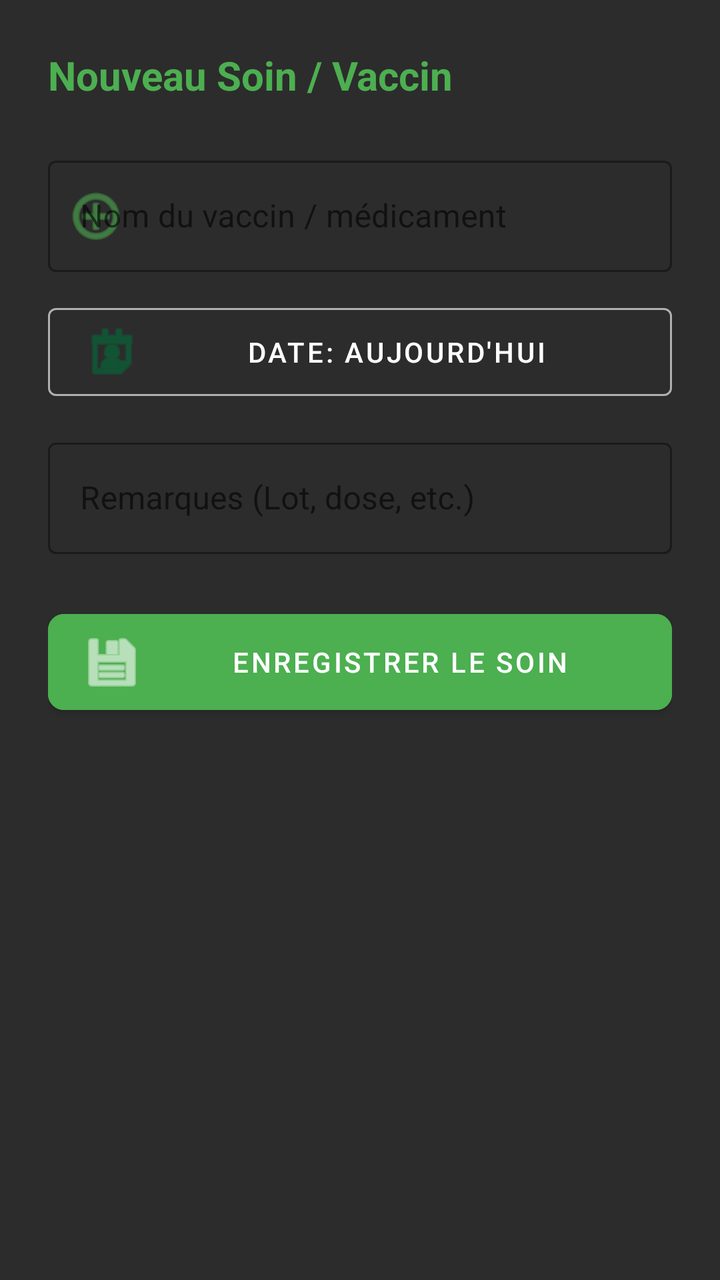
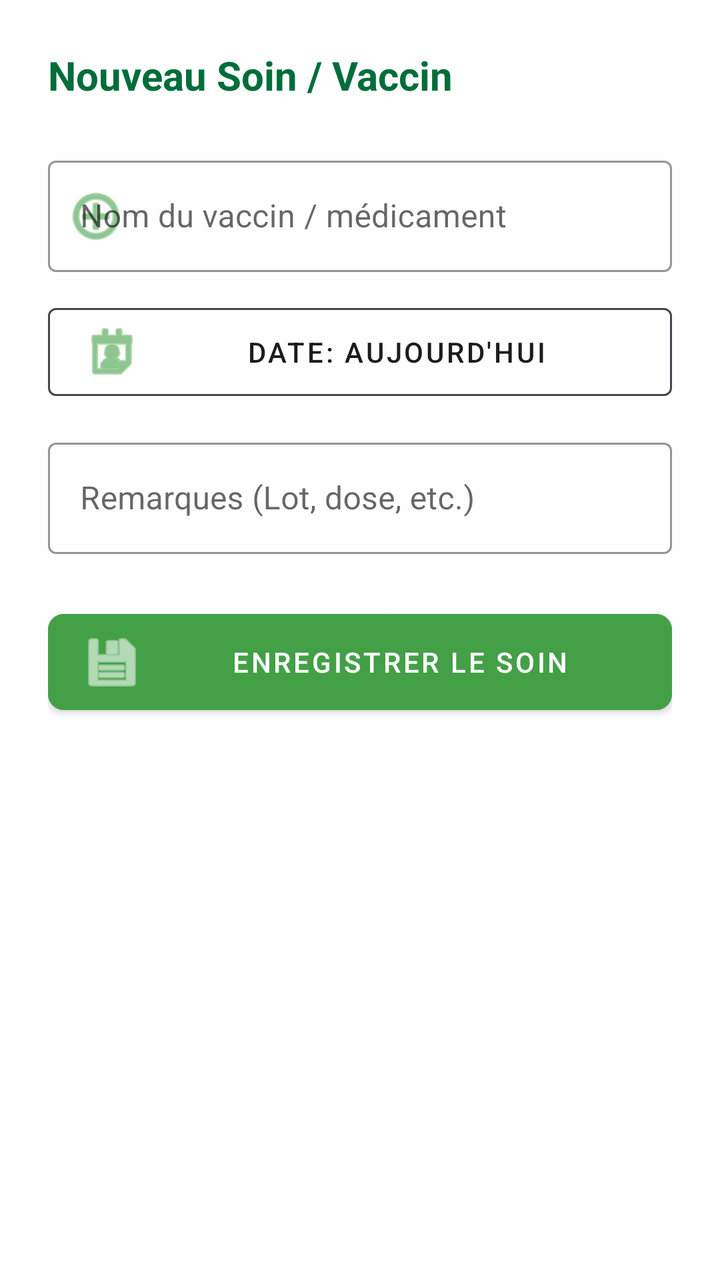

An Android layout rendered at two revisions. The XML below is the earlier revision; the diff shows what the commit changed to produce the second picture.
<!-- AndroidManifest.xml: application theme Theme.Poulailler_copilot -->
<!-- res/layout/dialog_add_vaccine.xml -->
<?xml version="1.0" encoding="utf-8"?>
<LinearLayout xmlns:android="http://schemas.android.com/apk/res/android"
    xmlns:app="http://schemas.android.com/apk/res-auto"
    android:layout_width="match_parent"
    android:layout_height="wrap_content"
    android:orientation="vertical"
    android:padding="24dp"
    android:background="#2C2C2C">

    <TextView
        android:layout_width="match_parent"
        android:layout_height="wrap_content"
        android:text="Nouveau Soin / Vaccin"
        android:textColor="#4CAF50"
        android:textSize="20sp"
        android:textStyle="bold"
        android:layout_marginBottom="24dp"/>

    <com.google.android.material.textfield.TextInputLayout
        android:layout_width="match_parent"
        android:layout_height="wrap_content"
        android:hint="Nom du vaccin / médicament"
        style="@style/Widget.MaterialComponents.TextInputLayout.OutlinedBox"
        android:layout_marginBottom="12dp"
        app:hintTextColor="#B0B0B0"
        app:boxStrokeColor="#4CAF50"
        app:startIconDrawable="@android:drawable/ic_menu_add"
        app:startIconTint="#4CAF50">
        <com.google.android.material.textfield.TextInputEditText
            android:id="@+id/etVaccineName"
            android:layout_width="match_parent"
            android:layout_height="wrap_content"
            android:textColor="@color/white" />
    </com.google.android.material.textfield.TextInputLayout>

    <com.google.android.material.button.MaterialButton
        android:id="@+id/btnSelectDate"
        android:layout_width="match_parent"
        android:layout_height="56dp"
        android:text="Date: Aujourd'hui"
        style="@style/Widget.MaterialComponents.Button.OutlinedButton"
        android:textColor="@color/white"
        app:strokeColor="#B0B0B0"
        app:icon="@android:drawable/ic_menu_my_calendar"
        android:layout_marginBottom="12dp"/>

    <com.google.android.material.textfield.TextInputLayout
        android:layout_width="match_parent"
        android:layout_height="wrap_content"
        android:hint="Remarques (Lot, dose, etc.)"
        style="@style/Widget.MaterialComponents.TextInputLayout.OutlinedBox"
        android:layout_marginBottom="24dp"
        app:hintTextColor="#B0B0B0"
        app:boxStrokeColor="#4CAF50">
        <com.google.android.material.textfield.TextInputEditText
            android:id="@+id/etRemarks"
            android:layout_width="match_parent"
            android:layout_height="wrap_content"
            android:textColor="@color/white" />
    </com.google.android.material.textfield.TextInputLayout>

    <com.google.android.material.button.MaterialButton
        android:id="@+id/btnSaveVaccine"
        android:layout_width="match_parent"
        android:layout_height="60dp"
        android:text="ENREGISTRER LE SOIN"
        android:backgroundTint="#4CAF50"
        android:textColor="@color/white"
        app:cornerRadius="8dp"
        app:icon="@android:drawable/ic_menu_save"/>
</LinearLayout>
<!-- resources referenced by this layout -->
<resources>
  <color name="white">#FFFFFFFF</color>
  <style name="Theme.Poulailler_copilot" parent="Theme.MaterialComponents.DayNight.NoActionBar">
          
          <item name="colorPrimary">@color/primary</item>
          <item name="colorPrimaryVariant">@color/primary_variant</item>
          <item name="colorOnPrimary">@color/white</item>
  
          
          <item name="colorSecondary">@color/secondary</item>
          <item name="colorSecondaryVariant">@color/secondary_variant</item>
          <item name="colorOnSecondary">@color/white</item>
  
          
          <item name="android:windowBackground">@color/background</item>
          <item name="backgroundColor">@color/background</item>
  
          
          <item name="android:statusBarColor">?attr/colorPrimaryVariant</item>
  
          
          <item name="materialCardViewStyle">@style/Widget.App.CardView</item>
          <item name="shapeAppearanceLargeComponent">@style/ShapeAppearance.App.LargeComponent</item>
      </style>
  <color name="primary">#006D3A</color>
  <color name="primary_variant">#004D22</color>
  <color name="secondary">#43A047</color>
  <color name="secondary_variant">#2E7D32</color>
  <color name="background">@color/off_white</color>
  <style name="Widget.App.CardView" parent="Widget.MaterialComponents.CardView">
          <item name="cardElevation">2dp</item>
          <item name="cardCornerRadius">16dp</item>
          <item name="cardBackgroundColor">@color/surface</item>
          <item name="strokeWidth">0dp</item>
      </style>
  <style name="ShapeAppearance.App.LargeComponent" parent="ShapeAppearance.MaterialComponents.LargeComponent">
          <item name="cornerFamily">rounded</item>
          <item name="cornerSize">16dp</item>
      </style>
  <color name="off_white">#F8F9FA</color>
  <color name="surface">#FFFFFF</color>
</resources>

<!-- the commit's change to res/layout/dialog_add_vaccine.xml (unified diff, before → after) -->
@@ -5,13 +5,13 @@
     android:layout_height="wrap_content"
     android:orientation="vertical"
     android:padding="24dp"
-    android:background="#2C2C2C">
+    android:background="#E6FFFFFF">
 
     <TextView
         android:layout_width="match_parent"
         android:layout_height="wrap_content"
         android:text="Nouveau Soin / Vaccin"
-        android:textColor="#4CAF50"
+        android:textColor="@color/primary"
         android:textSize="20sp"
         android:textStyle="bold"
         android:layout_marginBottom="24dp"/>
@@ -22,15 +22,15 @@
         android:hint="Nom du vaccin / médicament"
         style="@style/Widget.MaterialComponents.TextInputLayout.OutlinedBox"
         android:layout_marginBottom="12dp"
-        app:hintTextColor="#B0B0B0"
-        app:boxStrokeColor="#4CAF50"
+        app:hintTextColor="@color/text_secondary"
+        app:boxStrokeColor="@color/emerald_soft"
         app:startIconDrawable="@android:drawable/ic_menu_add"
-        app:startIconTint="#4CAF50">
+        app:startIconTint="@color/emerald_soft">
         <com.google.android.material.textfield.TextInputEditText
             android:id="@+id/etVaccineName"
             android:layout_width="match_parent"
             android:layout_height="wrap_content"
-            android:textColor="@color/white" />
+            android:textColor="@color/text_primary" />
     </com.google.android.material.textfield.TextInputLayout>
 
     <com.google.android.material.button.MaterialButton
@@ -39,9 +39,10 @@
         android:layout_height="56dp"
         android:text="Date: Aujourd'hui"
         style="@style/Widget.MaterialComponents.Button.OutlinedButton"
-        android:textColor="@color/white"
-        app:strokeColor="#B0B0B0"
+        android:textColor="@color/text_primary"
+        app:strokeColor="@color/text_secondary"
         app:icon="@android:drawable/ic_menu_my_calendar"
+        app:iconTint="@color/emerald_soft"
         android:layout_marginBottom="12dp"/>
 
     <com.google.android.material.textfield.TextInputLayout
@@ -50,13 +51,13 @@
         android:hint="Remarques (Lot, dose, etc.)"
         style="@style/Widget.MaterialComponents.TextInputLayout.OutlinedBox"
         android:layout_marginBottom="24dp"
-        app:hintTextColor="#B0B0B0"
-        app:boxStrokeColor="#4CAF50">
+        app:hintTextColor="@color/text_secondary"
+        app:boxStrokeColor="@color/emerald_soft">
         <com.google.android.material.textfield.TextInputEditText
             android:id="@+id/etRemarks"
             android:layout_width="match_parent"
             android:layout_height="wrap_content"
-            android:textColor="@color/white" />
+            android:textColor="@color/text_primary" />
     </com.google.android.material.textfield.TextInputLayout>
 
     <com.google.android.material.button.MaterialButton
@@ -64,7 +65,7 @@
         android:layout_width="match_parent"
         android:layout_height="60dp"
         android:text="ENREGISTRER LE SOIN"
-        android:backgroundTint="#4CAF50"
+        android:backgroundTint="@color/emerald_soft"
         android:textColor="@color/white"
         app:cornerRadius="8dp"
         app:icon="@android:drawable/ic_menu_save"/>
<!-- resource entries referenced after the edit -->
@@ -1,5 +1,6 @@
 <!-- resources referenced by this layout -->
 <resources>
+  <color name="emerald_soft">#43A047</color>
   <color name="white">#FFFFFFFF</color>
   <style name="Theme.Poulailler_copilot" parent="Theme.MaterialComponents.DayNight.NoActionBar">
           
@@ -24,6 +25,8 @@
           <item name="shapeAppearanceLargeComponent">@style/ShapeAppearance.App.LargeComponent</item>
       </style>
   <color name="primary">#006D3A</color>
+  <color name="text_primary">#1C1B1F</color>
+  <color name="text_secondary">#49454F</color>
   <color name="primary_variant">#004D22</color>
   <color name="secondary">#43A047</color>
   <color name="secondary_variant">#2E7D32</color>
